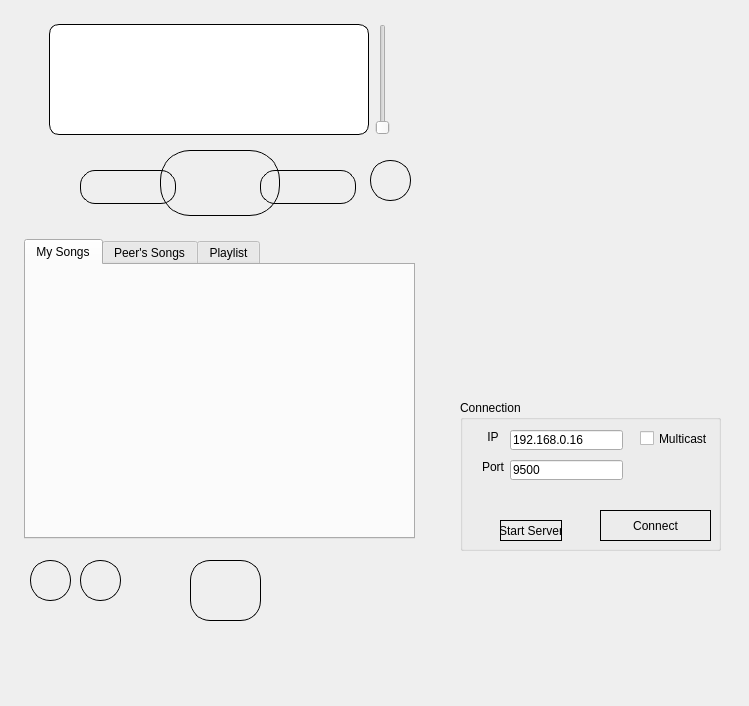
Old version of the form mainwindow.ui in the repository dpogue/CommAudio.
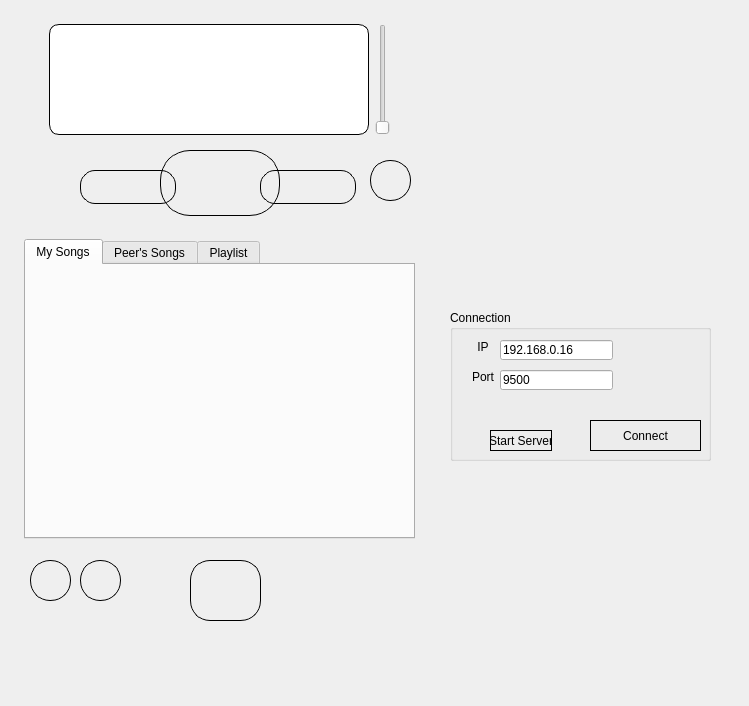
New version of the form. Icons and pictures are not drawn.

Commit message: moved multicast checkbox to dialog

The edit to the form file:
```diff
--- a/mainwindow.ui
+++ b/mainwindow.ui
@@ -343,8 +343,8 @@
    <widget class="QGroupBox" name="groupBox">
     <property name="geometry">
      <rect>
-      <x>460</x>
-      <y>400</y>
+      <x>450</x>
+      <y>310</y>
       <width>261</width>
       <height>151</height>
      </rect>
@@ -410,19 +410,6 @@
       <set>Qt::AlignCenter</set>
      </property>
     </widget>
-    <widget class="QCheckBox" name="multicastCheckBox">
-     <property name="geometry">
-      <rect>
-       <x>180</x>
-       <y>30</y>
-       <width>70</width>
-       <height>17</height>
-      </rect>
-     </property>
-     <property name="text">
-      <string>Multicast</string>
-     </property>
-    </widget>
     <widget class="QLabel" name="connectErrorLabel">
      <property name="geometry">
       <rect>
```
Left out of the diff: 2 changed lines with no effect on the pictures. The commit also changes 5 other files.
